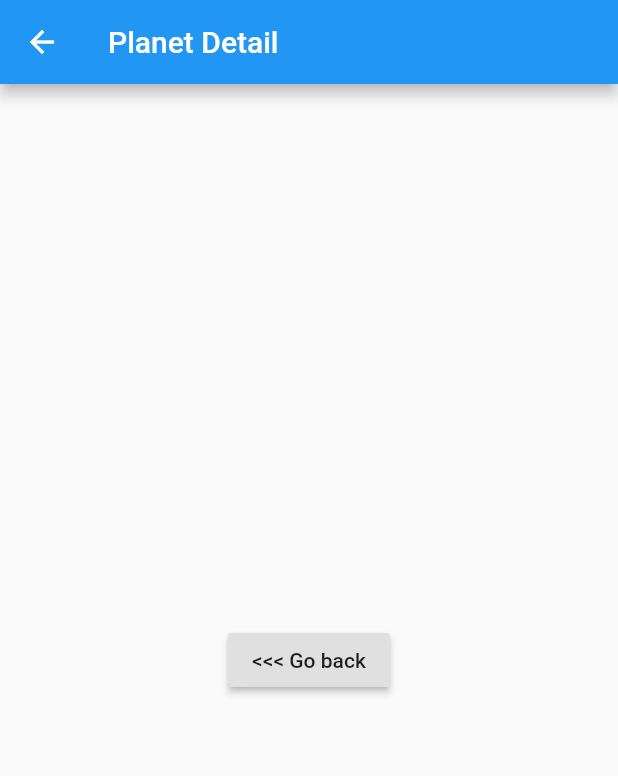
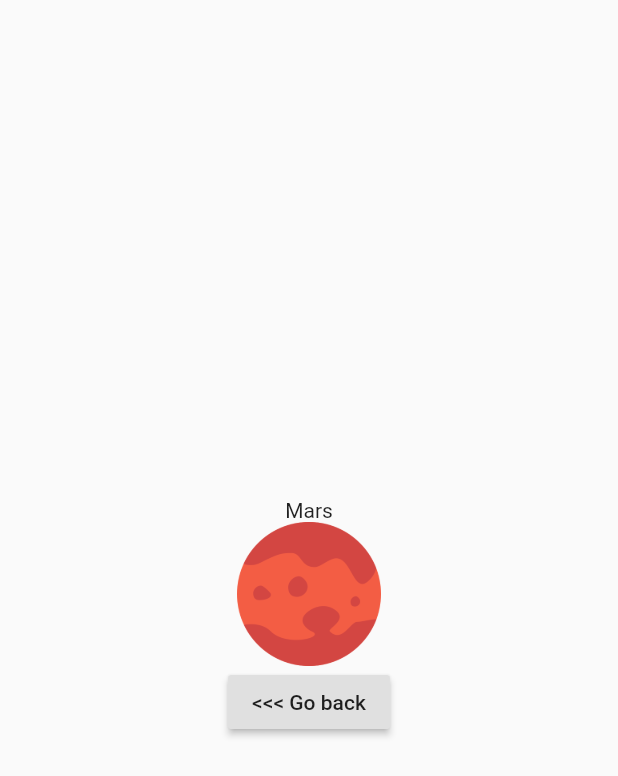
Before and after one commit to oppenheimerm/planets-flutter, a Flutter app: the DetailPage screen opened directly with sample values from the repository, on a phone screen of 412 x 824 dp. Shown: the top 776 px of the screen. Run offline on Flutter 3.47's test engine with Material 2 defaults, Android fonts, the phone set to English and light mode, and no system bars.

```diff
--- a/flutter_planets/lib/pages/detail_page.dart
+++ b/flutter_planets/lib/pages/detail_page.dart
@@ -4,19 +4,27 @@ import 'package:flutter_planets/models/planet_model.dart';
 class DetailPage extends StatelessWidget{
 
   final Planet planet;
-
   DetailPage(this.planet);
 
   @override
   Widget build(BuildContext context) {
     return new Scaffold(
-      appBar: new AppBar(
-        title: new Text("Planet Detail"),
-      ),
-      body: new Center(
-        child: new RaisedButton(
-          onPressed: () => Navigator.pop(context),
-          child: new Text("<<< Go back"))
+      body:  new Container(
+        constraints: new BoxConstraints.expand(),
+        child: new Column(
+          mainAxisAlignment: MainAxisAlignment.center,
+          children: <Widget>[
+            new Text(planet.name),
+            // Hero see planet_row
+            new Hero(
+              tag: "planet-hero-${planet.id}",
+              child: new Image.asset(planet.image, width: 96.0, height: 96.0,),
+            ),
+            new RaisedButton(
+                onPressed: () => Navigator.pop(context),
+                child: new Text("<<< Go back"))
+          ],
+        )
       ),
     );
   }
```
Also changed, not shown: flutter_planets/lib/common_widgets/planet_row.dart (+21 -6 lines).
